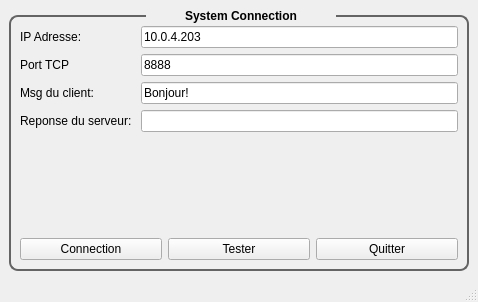
This is mainwindow.ui in 2brams/Qt5ClientSocket as Qt 5 draws it before an edit. The edited form follows.
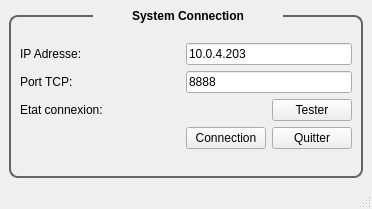
This is the edited form. Custom widgets are drawn as their Qt base class.

What changed in the file:
```diff
--- a/mainwindow.ui
+++ b/mainwindow.ui
@@ -6,8 +6,8 @@
    <rect>
     <x>0</x>
     <y>0</y>
-    <width>478</width>
-    <height>302</height>
+    <width>372</width>
+    <height>209</height>
    </rect>
   </property>
   <property name="windowTitle">
@@ -37,19 +37,17 @@
       <property name="title">
        <string>System Connection</string>
       </property>
-      <layout class="QVBoxLayout" name="verticalLayout_3">
-       <item>
         <layout class="QVBoxLayout" name="verticalLayout_2">
          <item>
-          <layout class="QFormLayout" name="formLayout">
-           <item row="0" column="0">
+        <layout class="QGridLayout" name="gridLayout">
+         <item row="0" column="0" colspan="2">
             <widget class="QLabel" name="label_ip">
              <property name="text">
               <string>IP Adresse:</string>
              </property>
             </widget>
            </item>
-           <item row="0" column="1">
+         <item row="0" column="2" colspan="2">
             <widget class="QLineEdit" name="lineEdit_ip">
              <property name="text">
               <string>10.0.4.203</string>
@@ -59,67 +57,47 @@
            <item row="1" column="0">
             <widget class="QLabel" name="label_port">
              <property name="text">
-              <string>Port TCP</string>
+            <string>Port TCP:</string>
              </property>
             </widget>
            </item>
-           <item row="1" column="1">
+         <item row="1" column="2" colspan="2">
             <widget class="QLineEdit" name="lineEdit_port">
              <property name="text">
               <string>8888</string>
              </property>
             </widget>
            </item>
-           <item row="2" column="0">
+         <item row="2" column="0" colspan="2">
             <widget class="QLabel" name="label_msg_client">
              <property name="text">
-              <string>Msg du client:</string>
+            <string>Etat connexion:</string>
              </property>
             </widget>
            </item>
-           <item row="2" column="1">
-            <widget class="QLineEdit" name="lineEdit_msg_client">
-             <property name="text">
-              <string>Bonjour!</string>
-             </property>
-            </widget>
-           </item>
-           <item row="3" column="0">
-            <widget class="QLabel" name="label_msg_server">
-             <property name="text">
-              <string>Reponse du serveur: </string>
-             </property>
-            </widget>
-           </item>
-           <item row="3" column="1">
-            <widget class="QLineEdit" name="lineEdit_msg_server"/>
-           </item>
-          </layout>
-         </item>
-         <item>
-          <layout class="QHBoxLayout" name="horizontalLayout">
-           <item>
-            <widget class="QPushButton" name="pushButton_connec">
-             <property name="text">
-              <string>Connection</string>
-             </property>
-            </widget>
-           </item>
-           <item>
+         <item row="2" column="2">
+          <widget class="Led" name="led" native="true"/>
+         </item>
+         <item row="2" column="3">
             <widget class="QPushButton" name="pushButton_test">
              <property name="text">
               <string>Tester</string>
              </property>
             </widget>
            </item>
-           <item>
+         <item row="3" column="3">
             <widget class="QPushButton" name="pushButton_quitter">
              <property name="text">
               <string>Quitter</string>
              </property>
             </widget>
            </item>
-          </layout>
+         <item row="3" column="2">
+          <widget class="QPushButton" name="pushButton_connec">
+           <property name="text">
+            <string>Connection</string>
+           </property>
+          </widget>
          </item>
         </layout>
        </item>
@@ -140,6 +118,14 @@
   </widget>
   <widget class="QStatusBar" name="statusbar"/>
  </widget>
+ <customwidgets>
+  <customwidget>
+   <class>Led</class>
+   <extends>QWidget</extends>
+   <header>led.h</header>
+   <container>1</container>
+  </customwidget>
+ </customwidgets>
  <resources/>
  <connections/>
 </ui>
```
Left out of the diff: 2 changed lines with no effect on the pictures. Lines whose indentation alone changed are shown as unchanged.
